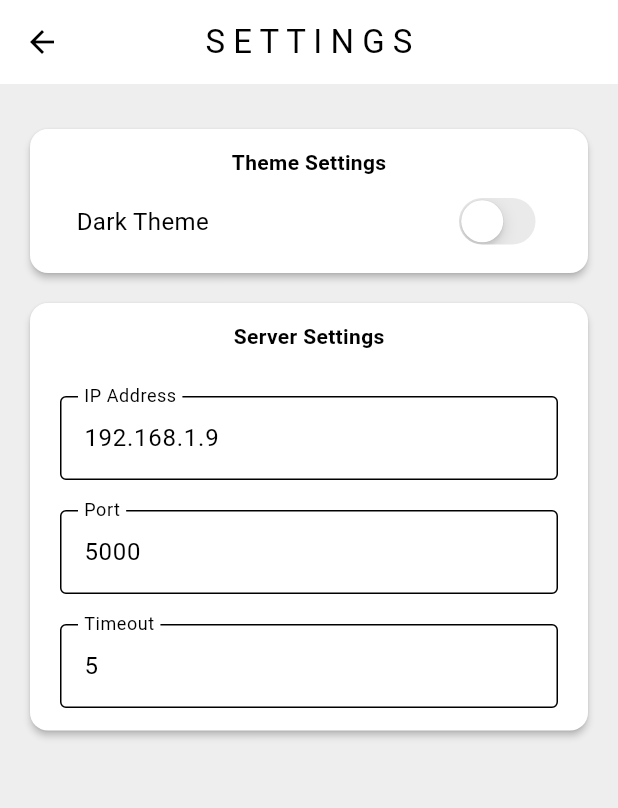
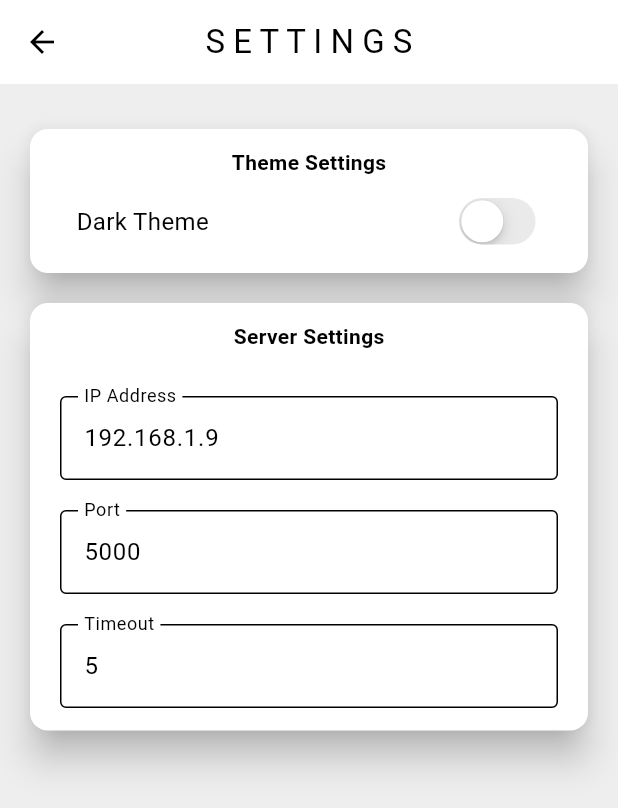
Before and after one commit to Qaisar-Mateen/flutter_travel_recommender, a Flutter app: the screen it shows after launch, after a tap on the "settings" icon, on a phone screen of 412 x 824 dp. Shown: the top 808 px of the screen. Run offline on Flutter 3.47's test engine with Material 3 defaults, Android fonts, the phone set to English and light mode, and no system bars; our stand-ins replace flutter_bloc, shared_preferences.

Commit message:
Update elevation for login and settings cards and some bug fixes

```diff
--- a/lib/pages/login.dart
+++ b/lib/pages/login.dart
@@ -34,7 +34,7 @@ class LoginState extends State<Login> {
         child: Padding(
           padding: const EdgeInsets.symmetric(horizontal: 8),
           child: Card(
-            elevation: 2,
+            elevation: 10,
             margin: const EdgeInsets.all(20),
             child: Padding(
               padding: const EdgeInsets.all(20),
--- a/lib/pages/settings.dart
+++ b/lib/pages/settings.dart
@@ -20,7 +20,7 @@ class Settings extends StatelessWidget {
           child: Column(
             children: [
               Card(
-                elevation: 2,
+                elevation: 10,
                 margin: const EdgeInsets.fromLTRB(20, 15, 20, 10),
                 child: Padding(
                   padding: const EdgeInsets.only(top:12, left: 8, right: 8),
@@ -53,7 +53,7 @@ class Settings extends StatelessWidget {
               ),
 
               Card(
-                elevation: 2,
+                elevation: 10,
                 margin: const EdgeInsets.fromLTRB(20, 10, 20, 10),
                 child: Padding(
                   padding: const EdgeInsets.only(top:12, left: 20, right: 20, bottom: 15),
--- a/lib/settings_cubit.dart
+++ b/lib/settings_cubit.dart
@@ -13,7 +13,8 @@ ThemeData lightTheme = ThemeData(
   ),
   elevatedButtonTheme: ElevatedButtonThemeData(
     style: ElevatedButton.styleFrom(
-      backgroundColor: Colors.blue,
+      elevation: 5,
+      backgroundColor: const Color.fromARGB(255, 57, 192, 255),
     ),
   ),
   snackBarTheme: const SnackBarThemeData(
@@ -22,7 +23,7 @@ ThemeData lightTheme = ThemeData(
     ),
     backgroundColor: Colors.red,
     behavior: SnackBarBehavior.floating,
-    elevation: 2,
+    elevation: 10,
     shape: StadiumBorder(),
   ),
 );
@@ -39,6 +40,7 @@ ThemeData darkTheme = ThemeData(
   applyElevationOverlayColor: true,
   elevatedButtonTheme: ElevatedButtonThemeData(
     style: ElevatedButton.styleFrom(
+      elevation: 5,
       backgroundColor: Colors.blue,
     ),
   ),
@@ -48,7 +50,7 @@ ThemeData darkTheme = ThemeData(
     ),
     backgroundColor: Colors.red,
     behavior: SnackBarBehavior.floating,
-    elevation: 2,
+    elevation: 10,
     shape: StadiumBorder(),
   ),
 );
@@ -115,9 +117,14 @@ class ServerState {
 
   _loadPref() async {
     await _initPref();
-    _ip = _pref!.getString('ip') ?? '192.168.1.9';
-    _port = _pref!.getString('port') ?? '5000';
-    _timeout = _pref!.getString('timeout') ?? '5';
+    try {
+      ip = _pref!.getString('ip') ?? '192.168.1.9';
+      port = _pref!.getString('port') ?? '5000';
+      timeout = _pref!.getString('timeout') ?? '5';
+    }
+    catch(e) {
+      print(e);
+    }
   }
 
   _updatePref() async {
```
